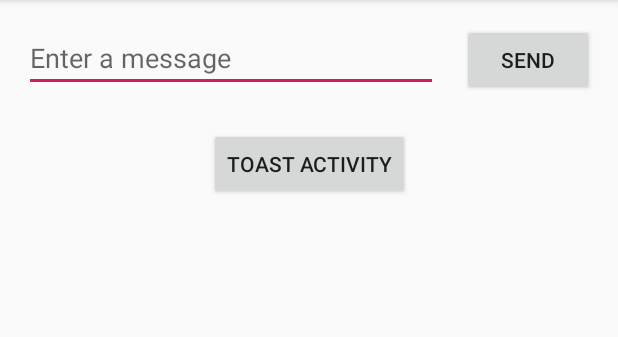
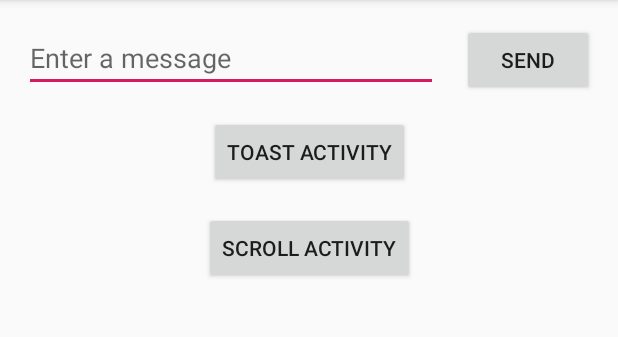
Before and after one commit to ankurparihar/My-First-App, an Android app: the screen it shows after launch (MainActivity), on a phone screen of 412 x 824 dp, the part 84-421 px from its top. Run offline under Robolectric (Android 15) with nearby library versions, the phone set to English and light mode, and no system bars.

Commit message:
Text and scrolling views

```diff
--- a/app/src/main/res/layout/activity_main.xml
+++ b/app/src/main/res/layout/activity_main.xml
@@ -41,10 +41,21 @@
         android:id="@+id/button2"
         android:layout_width="wrap_content"
         android:layout_height="wrap_content"
-        android:layout_marginTop="24dp"
+        android:layout_marginTop="16dp"
         android:onClick="launchToastActivity"
         android:text="@string/button_toast_activity"
         app:layout_constraintEnd_toEndOf="parent"
         app:layout_constraintStart_toStartOf="parent"
         app:layout_constraintTop_toBottomOf="@+id/editText" />
+
+    <Button
+        android:id="@+id/button_scroll_activity"
+        android:layout_width="wrap_content"
+        android:layout_height="wrap_content"
+        android:layout_marginTop="16dp"
+        android:onClick="scrollActivity"
+        android:text="@string/button_scroll_activity"
+        app:layout_constraintEnd_toEndOf="parent"
+        app:layout_constraintStart_toStartOf="parent"
+        app:layout_constraintTop_toBottomOf="@+id/button2" />
 </androidx.constraintlayout.widget.ConstraintLayout>
--- /dev/null
+++ b/app/src/main/res/values/dimens.xml
@@ -0,0 +1,5 @@
+<?xml version="1.0" encoding="utf-8"?>
+<resources>
+    <dimen name="padding_regular">10dp</dimen>
+    <dimen name="line_spacing">5sp</dimen>
+</resources>
```
Also changed, not shown: app/src/main/AndroidManifest.xml (+7 -6 lines), app/src/main/java/com/example/myfirstapp/MainActivity.java (+7 -1 lines), app/src/main/java/com/example/myfirstapp/ScrollActivity.java (added, +14 -0 lines), app/src/main/res/layout/activity_scroll.xml (added, +56 -0 lines), app/src/main/res/values/strings.xml (+10 -0 lines).
